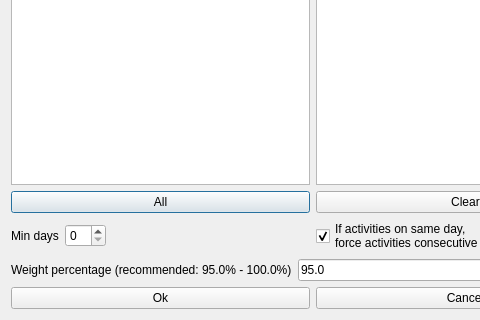
Before: the Qt Designer form fet/src/interface/modifyconstraintmindaysbetweenactivitiesform_template.ui in vonmecheln/fet, drawn with Qt 5; both pictures show x 0 to 480 and y 220 to 540 of the 626 by 540 pixel window.
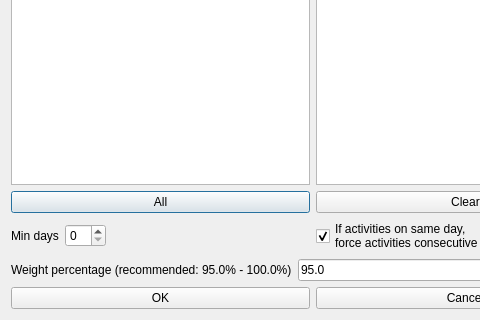
After: the same form once the commit is applied.

```diff
--- a/fet/src/interface/modifyconstraintmindaysbetweenactivitiesform_template.ui
+++ b/fet/src/interface/modifyconstraintmindaysbetweenactivitiesform_template.ui
@@ -235,7 +235,7 @@
      <item>
       <widget class="QPushButton" name="okPushButton">
        <property name="text">
-        <string>Ok</string>
+        <string>OK</string>
        </property>
       </widget>
      </item>
```
